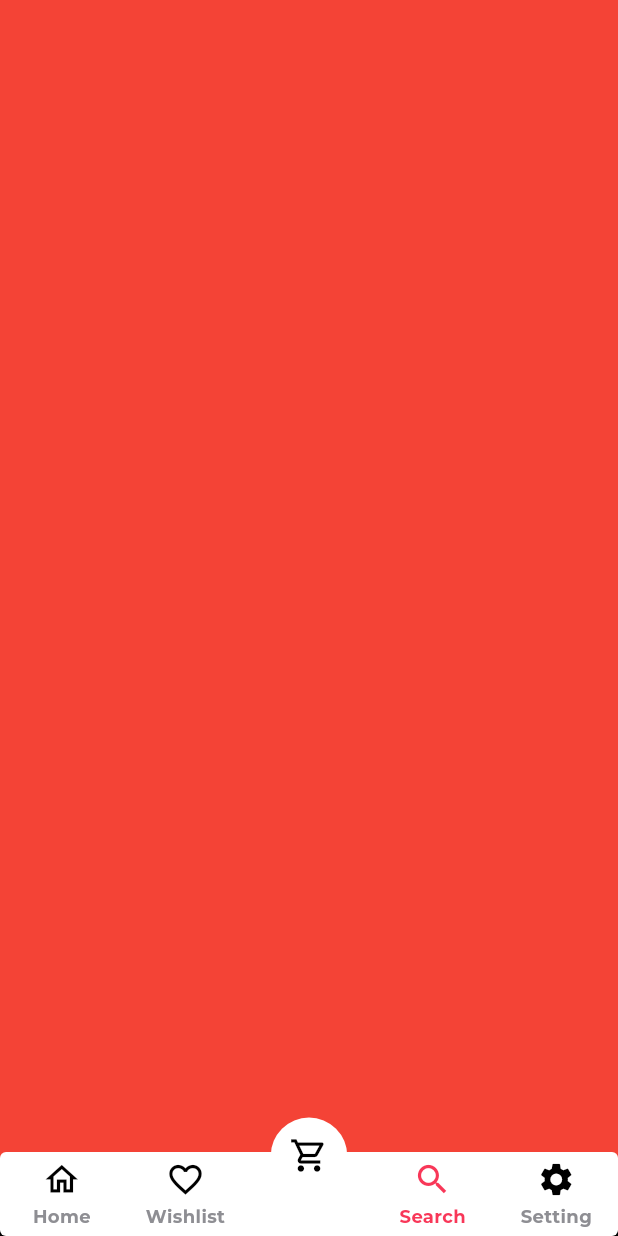
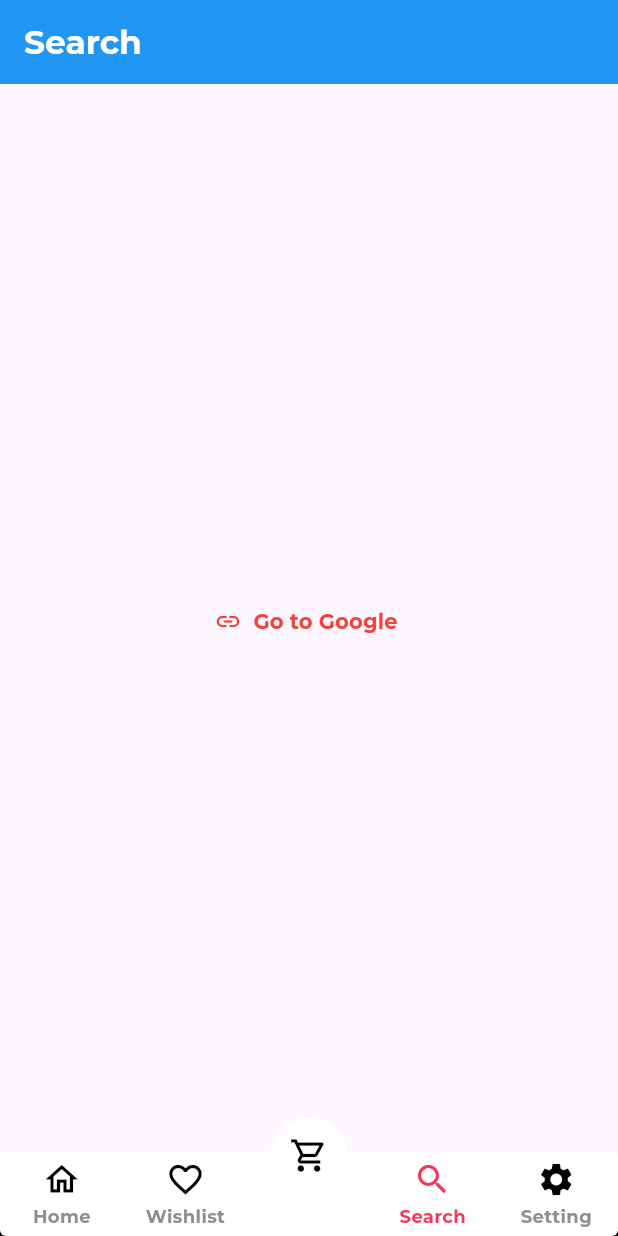
Before and after one commit to saurabhkumar-sk/my_ecommerce, a Flutter app: the PageViewScreen widget shown alone on an empty page, opened directly, item 4 of the bottom bar chosen, on a phone screen of 412 x 824 dp. Run offline on Flutter 3.47's test engine with Material 3 defaults, Android fonts, the phone set to English and light mode, and no system bars; drawn by our look-alikes of persistent_bottom_nav_bar; our stand-ins replace firebase_auth, firebase_core, flutter_svg; missing offline and left inert: staggered_grid_view_flutter; accounts and stored records are empty; network calls fail; project files that could hold a hidden picture were left out.

```diff
--- a/lib/screens/checkout_profile_screen.dart
+++ b/lib/screens/checkout_profile_screen.dart
@@ -2,7 +2,6 @@ import 'package:flutter/material.dart';
 import 'package:my_ecommerce/database/database.dart';
 import 'package:my_ecommerce/screens/checkout_screen.dart';
 import 'package:my_ecommerce/screens/shipping_screen.dart';
-import 'package:my_ecommerce/screens/shopping_bag_screen.dart';
 
 class CheckoutProfileScreen extends StatefulWidget {
   const CheckoutProfileScreen({super.key});
--- a/lib/screens/get_started_screen.dart
+++ b/lib/screens/get_started_screen.dart
@@ -1,6 +1,5 @@
 import 'package:flutter/material.dart';
 import 'package:my_ecommerce/database/database.dart';
-import 'package:my_ecommerce/screens/home_scren.dart';
 import 'package:my_ecommerce/screens/page_view.dart';
 
 class GetStartedScreen extends StatelessWidget {
@@ -65,7 +64,7 @@ class GetStartedScreen extends StatelessWidget {
                   Navigator.pushReplacement(
                       context,
                       MaterialPageRoute(
-                        builder: (context) => const HomeScreen(),
+                        builder: (context) => const PageViewScreen(),
                       ));
                 },
                 child: const Text(
--- a/lib/screens/login_screen.dart
+++ b/lib/screens/login_screen.dart
@@ -15,7 +15,8 @@ class _LoginScreenState extends State<LoginScreen> {
   @override
   Widget build(BuildContext context) {
     return Scaffold(
-      body: Column(
+      body: SingleChildScrollView(
+        child: Column(
           crossAxisAlignment: CrossAxisAlignment.start,
           children: [
             Padding(
@@ -194,6 +195,7 @@ class _LoginScreenState extends State<LoginScreen> {
             ),
           ],
         ),
+      ),
     );
   }
 
--- a/lib/screens/on_boarding_screen.dart
+++ b/lib/screens/on_boarding_screen.dart
@@ -1,6 +1,5 @@
 import 'package:flutter/material.dart';
 import 'package:my_ecommerce/database/database.dart';
-import 'package:my_ecommerce/screens/home_scren.dart';
 import 'package:my_ecommerce/screens/login_screen.dart';
 import 'package:my_ecommerce/screens/page_view.dart';
 
--- a/lib/screens/page_view.dart
+++ b/lib/screens/page_view.dart
@@ -3,6 +3,8 @@ import 'package:my_ecommerce/database/database.dart';
 import 'package:my_ecommerce/screens/cart_screen.dart';
 import 'package:my_ecommerce/screens/favorite_screen.dart';
 import 'package:my_ecommerce/screens/home_scren.dart';
+import 'package:my_ecommerce/screens/search_screen.dart';
+import 'package:my_ecommerce/screens/setting_screen.dart';
 import 'package:persistent_bottom_nav_bar/persistent_tab_view.dart';
 
 class PageViewScreen extends StatefulWidget {
@@ -22,12 +24,8 @@ class _PageViewScreenState extends State<PageViewScreen> {
       const HomeScreen(),
       const FavoriteScreen(),
       const CartScreen(),
-      Container(
-        color: Colors.red,
-      ),
-      Container(
-        color: Colors.green,
-      )
+      const SearchScreen(),
+      const SettingScreen(),
     ];
   }
 
--- /dev/null
+++ b/lib/screens/search_screen.dart
@@ -0,0 +1,47 @@
+import 'package:flutter/material.dart';
+import 'package:my_ecommerce/provider/launch_url_provider.dart';
+import 'package:provider/provider.dart';
+
+class SearchScreen extends StatefulWidget {
+  const SearchScreen({super.key});
+
+  @override
+  State<SearchScreen> createState() => _SearchScreenState();
+}
+
+class _SearchScreenState extends State<SearchScreen> {
+  @override
+  Widget build(BuildContext context) {
+    return Scaffold(
+        appBar: AppBar(
+          backgroundColor: Colors.blue,
+          title: const Text(
+            "Search ",
+            style: TextStyle(
+              color: Colors.white,
+              fontWeight: FontWeight.bold,
+            ),
+          ),
+        ),
+        body: Consumer<LaunchUrlProvider>(
+          builder: (context, provider, child) {
+            return Center(
+              child: TextButton.icon(
+                onPressed: provider.launchUrls,
+                icon: const Icon(
+                  Icons.insert_link_rounded,
+                  color: Colors.red,
+                ),
+                label: const Text(
+                  "Go to Google",
+                  style: TextStyle(
+                    color: Colors.red,
+                    fontWeight: FontWeight.bold,
+                  ),
+                ),
+              ),
+            );
+          },
+        ));
+  }
+}
--- a/lib/screens/shopping_bag_screen.dart
+++ b/lib/screens/shopping_bag_screen.dart
@@ -1,8 +1,6 @@
 import 'package:flutter/material.dart';
 import 'package:my_ecommerce/database/database.dart';
 import 'package:my_ecommerce/screens/checkout_profile_screen.dart';
-import 'package:my_ecommerce/screens/checkout_screen.dart';
-import 'package:my_ecommerce/screens/shipping_screen.dart';
 
 class ShoppingBagScreen extends StatelessWidget {
   const ShoppingBagScreen({super.key});
--- a/pubspec.yaml
+++ b/pubspec.yaml
@@ -39,6 +39,10 @@ dependencies:
   full_screen_image: ^2.0.0
   staggered_grid_view_flutter: ^0.0.4
   persistent_bottom_nav_bar: ^5.0.2
+  url_launcher: ^6.2.2
+  provider: ^6.1.1
+  firebase_auth: ^4.15.3
+  firebase_core: ^2.24.2
 
 
 dev_dependencies:
```
Also changed, not shown: database.rules.json (added, +7 -0 lines), lib/main.dart (+20 -2 lines), lib/provider/launch_url_provider.dart (added, +18 -0 lines), lib/screens/setting_screen.dart (added, +44 -0 lines), lib/screens/signup_screen.dart (+26 -5 lines), lib/firebase_options.dart (added), pubspec.lock, 6 other files. Lines whose indentation alone changed are shown as unchanged.
